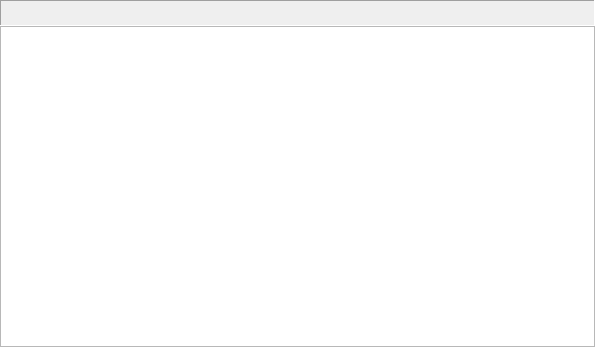
Qt form jal/ui/reports/income_spending_report.ui (titov-vv/jal) before a commit.
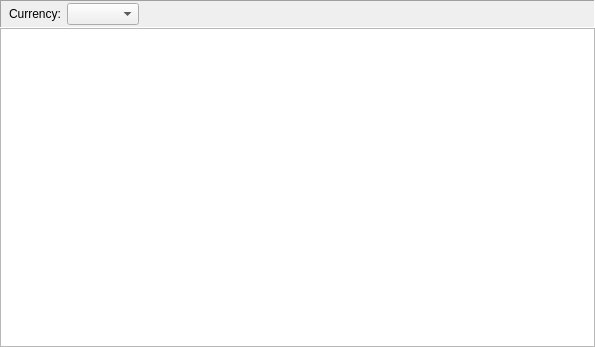
The same form after that commit. Custom widgets are drawn as their Qt base class.

Commit message: Usage of RUSSIAN_RUBLE constant was removed from "Income/Spending" report. Currency selector was added instead of it.

What changed in the file:
```diff
--- a/jal/ui/reports/income_spending_report.ui
+++ b/jal/ui/reports/income_spending_report.ui
@@ -60,6 +60,16 @@
         </property>
        </widget>
       </item>
+      <item>
+       <widget class="QLabel" name="CurrencyLbl">
+        <property name="text">
+         <string>Currency:</string>
+        </property>
+       </widget>
+      </item>
+      <item>
+       <widget class="CurrencyComboBox" name="CurrencyCombo"/>
+      </item>
       <item>
        <spacer name="horizontalSpacer">
         <property name="orientation">
@@ -95,6 +105,11 @@
   </layout>
  </widget>
  <customwidgets>
+  <customwidget>
+   <class>CurrencyComboBox</class>
+   <extends>QComboBox</extends>
+   <header>jal/widgets/account_select.h</header>
+  </customwidget>
   <customwidget>
    <class>DateRangeSelector</class>
    <extends>QWidget</extends>
```
The commit also changes 6 other files.
